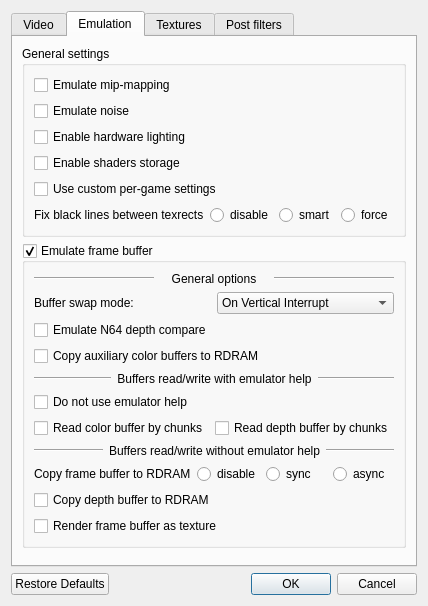
Old version of the form jni/mupen64plus-video-gliden64/src/GLideNUI/configDialog.ui in the repository mupen64plus-ae/mupen64plus-ae.
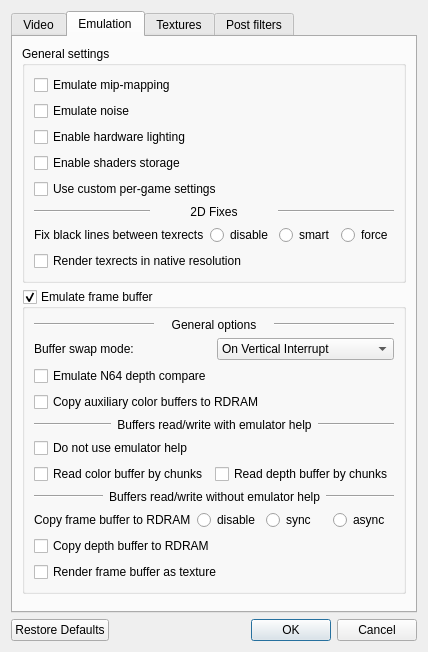
New version of the form. The open tabs and pages were chosen to show the change. Icons and pictures are not drawn.

Patch:
```diff
--- a/jni/mupen64plus-video-gliden64/src/GLideNUI/configDialog.ui
+++ b/jni/mupen64plus-video-gliden64/src/GLideNUI/configDialog.ui
@@ -726,7 +726,41 @@
           <item>
            <layout class="QHBoxLayout" name="horizontalLayout_22">
             <item>
-             <widget class="QLabel" name="label_33">
+             <widget class="Line" name="line_11">
+              <property name="orientation">
+               <enum>Qt::Horizontal</enum>
+              </property>
+             </widget>
+            </item>
+            <item>
+             <widget class="QLabel" name="label_34">
+              <property name="sizePolicy">
+               <sizepolicy hsizetype="Minimum" vsizetype="Preferred">
+                <horstretch>0</horstretch>
+                <verstretch>0</verstretch>
+               </sizepolicy>
+              </property>
+              <property name="text">
+               <string>2D Fixes</string>
+              </property>
+              <property name="alignment">
+               <set>Qt::AlignCenter</set>
+              </property>
+             </widget>
+            </item>
+            <item>
+             <widget class="Line" name="line_10">
+              <property name="orientation">
+               <enum>Qt::Horizontal</enum>
+              </property>
+             </widget>
+            </item>
+           </layout>
+          </item>
+          <item>
+           <layout class="QHBoxLayout" name="texrectsBlackLinesHorizontalLayout">
+            <item>
+             <widget class="QLabel" name="texrectsBlackLinesLabel">
               <property name="toolTip">
                <string>&lt;html&gt;&lt;head/&gt;&lt;body&gt;&lt;p&gt;&lt;span style=&quot; font-weight:600;&quot;&gt;Fix black lines between texrect:&lt;/span&gt;&lt;/p&gt;&lt;p&gt;Most games draw 2D backgrounds using texrect command. Texrect stands for textured rectangle. In some games, texrects coordinates not aligned: there is half-pixel split between adjacent texrects. It is not visible in native resolution, but resulted as black lines when image upscaled. This option enables texrect coordinates correction to avoid black lines issue.&lt;/p&gt;&lt;p&gt;* disable - do not correct texrect coordinates&lt;/p&gt;&lt;p&gt;* smart - apply correction only for polygons, which need it. Use it for games, which have black lines issue.&lt;/p&gt;&lt;p&gt;* force - apply correction for all texrects. Use it when &lt;span style=&quot; font-style:italic;&quot;&gt;smart&lt;/span&gt; does not help.&lt;/p&gt;&lt;p&gt;[Recommended: &lt;span style=&quot; font-style:italic;&quot;&gt;game dependant, mostly off&lt;/span&gt;]&lt;/p&gt;&lt;/body&gt;&lt;/html&gt;</string>
               </property>
@@ -773,6 +807,16 @@
             </item>
            </layout>
           </item>
+          <item>
+           <widget class="QCheckBox" name="nativeRes2D_checkBox">
+            <property name="toolTip">
+             <string>&lt;html&gt;&lt;head/&gt;&lt;body&gt;&lt;p&gt;&lt;span style=&quot; font-weight:600;&quot;&gt;Render texrects in native resolution:&lt;/span&gt;&lt;/p&gt;&lt;p&gt;Most games draw 2D backgrounds and other 2D graphics using texrect command. Texrect stands for textured rectangle. 2D images represented by texrects often look distorted and unaligned in high resolution because of texture filtering. When this option is on, plugin renders texrects in native resolution and then copies the result to main buffer. Rendering in native resolution eliminates issues with 2D, but hardware load increases noticably.&lt;/p&gt;&lt;p&gt;Note: this option uses heuristics to detect adjucent texrects. The heuristics do not work for some games.&lt;/p&gt;&lt;p&gt;[Recommended: &lt;span style=&quot; font-style:italic;&quot;&gt;mostly on, if your hardware can handle it&lt;/span&gt;]&lt;/p&gt;&lt;/body&gt;&lt;/html&gt;</string>
+            </property>
+            <property name="text">
+             <string>Render texrects in native resolution</string>
+            </property>
+           </widget>
+          </item>
          </layout>
         </widget>
        </item>
```
Left out of the diff: 8 changed lines with no effect on the pictures.
